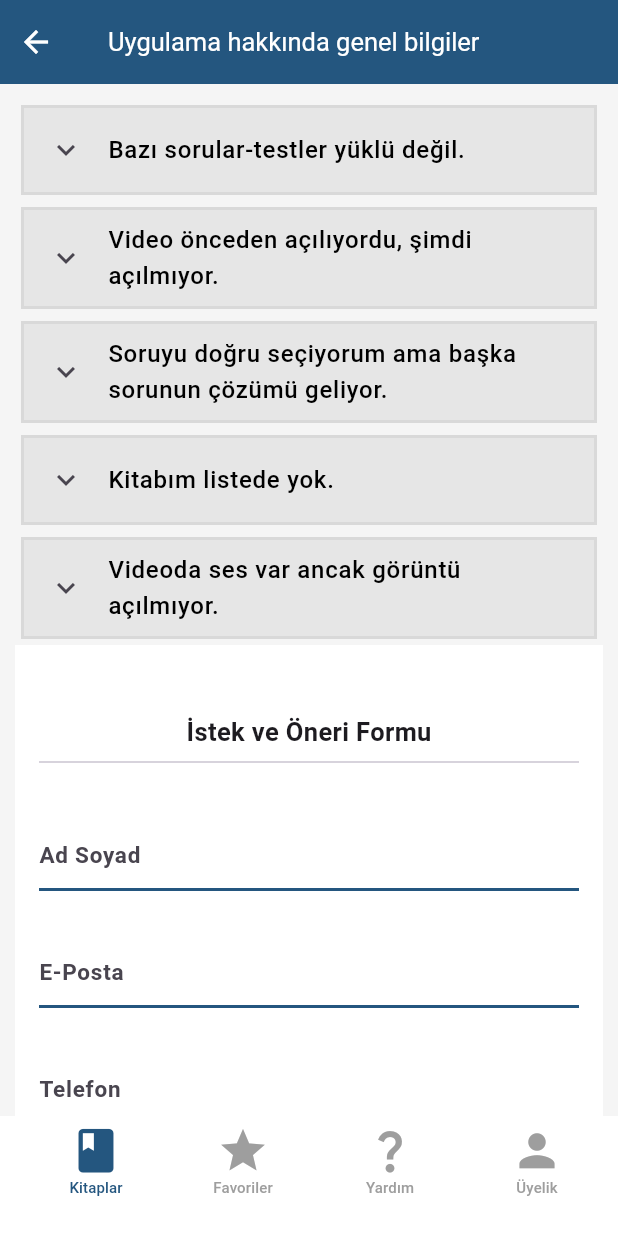
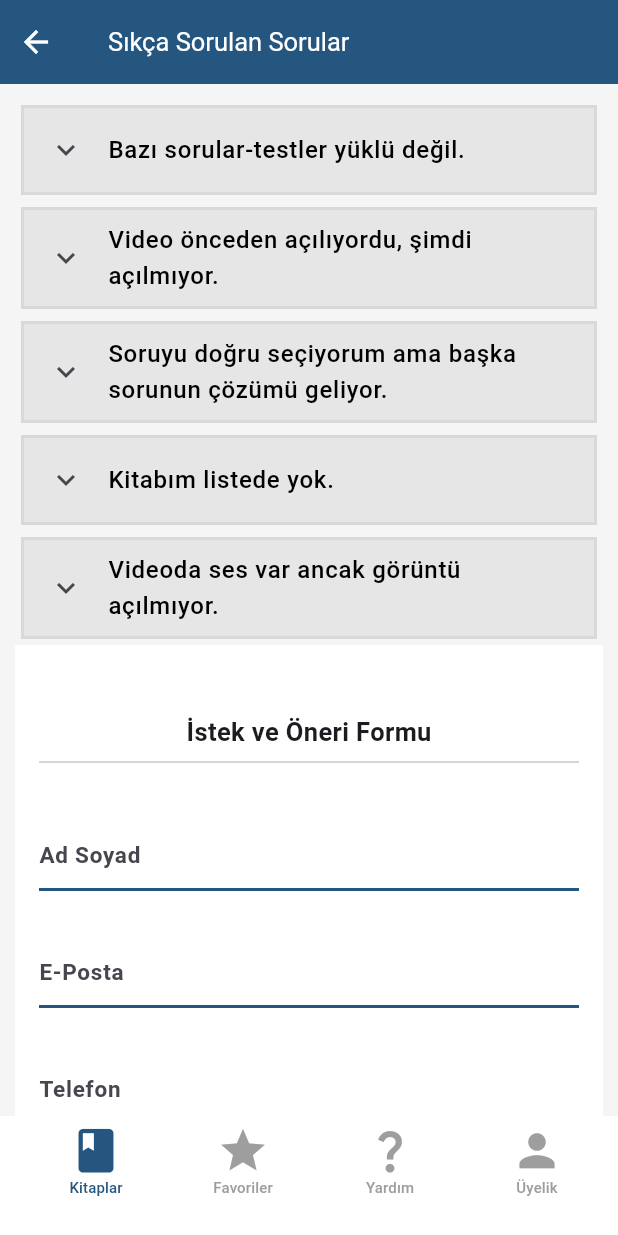
Before and after one commit to beyzacebiturk/bgs_app, a Flutter app: the HelpScreen screen opened directly, on a phone screen of 412 x 824 dp. Run offline on Flutter 3.47's test engine with Material 3 defaults, Android fonts, the phone set to English and light mode, and no system bars; our stand-ins replace flutter_riverpod; missing offline and left inert: appinio_video_player; network calls fail.

Commit message:
report button and logo image fixes

```diff
--- a/lib/main.dart
+++ b/lib/main.dart
@@ -21,9 +21,9 @@ class HomePage extends StatelessWidget {
 
   @override
   Widget build(BuildContext context) {
-    return  MaterialApp(
+    return  const MaterialApp(
       debugShowCheckedModeBanner: false,
-      home: HelpScreen(),
+      home: BooksScreen(),
     );
   }
 }
--- a/lib/views/books_screen.dart
+++ b/lib/views/books_screen.dart
@@ -6,7 +6,7 @@ import 'package:bgs_app/views/filter_screen.dart';
 import 'package:flutter_riverpod/flutter_riverpod.dart';
 
 class BooksScreen extends ConsumerWidget {
-  const BooksScreen({Key? key}) : super(key: key);
+  const BooksScreen({super.key});
 
   @override
   Widget build(BuildContext context, WidgetRef ref) {
@@ -27,7 +27,7 @@ class BooksScreen extends ConsumerWidget {
                   Navigator.push(
                       context,
                       MaterialPageRoute(
-                          builder: (context) =>  const FilterPage()));
+                          builder: (context) => const FilterPage()));
                 },
                 color: Colors.white,
                 elevation: 3,
--- a/lib/views/help_screen.dart
+++ b/lib/views/help_screen.dart
@@ -67,7 +67,7 @@ class HelpScreen extends StatelessWidget {
         ),
         backgroundColor: const Color.fromARGB(255, 36, 86, 127),
         title: const Text(
-          "Uygulama hakkında genel bilgiler",
+          "Sıkça Sorulan Sorular",
           style: TextStyle(
             color: Colors.white,
             fontSize: 17,
--- a/lib/widgets/buttons.dart
+++ b/lib/widgets/buttons.dart
@@ -60,4 +60,19 @@ class MyButtons {
       ),
     );
   }
+
+  static Widget reportButton({
+    required VoidCallback onPressed,
+    required String buttonText,
+    required bool isSelected,
+  }) {
+    return ElevatedButton(
+      onPressed: onPressed,
+      style: ButtonStyle(
+        backgroundColor:
+            isSelected ? MaterialStateProperty.all<Color>(Colors.green) : null,
+      ),
+      child: Text(buttonText),
+    );
+  }
 }
```
Also changed, not shown: lib/controllers/video_player.dart (+8 -6 lines), lib/views/book_video_screen.dart (+10 -6 lines).
